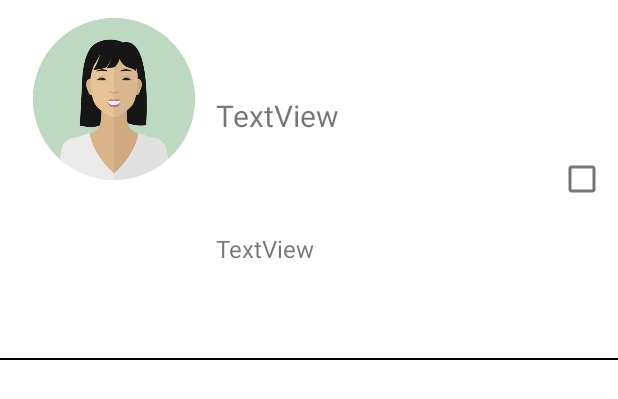
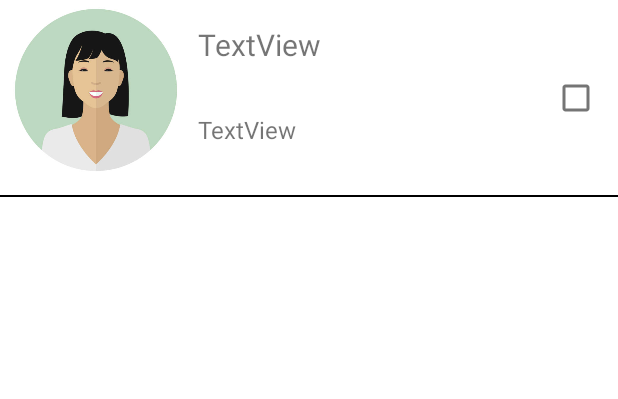
Before and after one commit to shonhazan123/Android-StudentApp, an Android app: the layout student_list_row.xml on its own in the app's theme, with its tools: preview values and no code run, on a phone screen of 412 x 824 dp. Shown: the top 399 px of the screen. Run offline under Robolectric (Android 15) with nearby library versions, the phone set to English and light mode, and no system bars.

Commit message:
final project

```diff
--- a/app/src/main/java/com/example/daniel_shon_studenapp/MainActivity.java
+++ b/app/src/main/java/com/example/daniel_shon_studenapp/MainActivity.java
@@ -1,6 +1,8 @@
 package com.example.daniel_shon_studenapp;
 
 import androidx.appcompat.app.AppCompatActivity;
+
+import com.example.daniel_shon_studenapp.Model.Model;
 
 import android.content.Intent;
 import android.os.Bundle;
@@ -13,7 +15,6 @@ public class MainActivity extends AppCompatActivity {
         super.onCreate(savedInstanceState);
         setContentView(R.layout.activity_main);
         Button btn = findViewById(R.id.main_add_student_btn);
-
         btn.setOnClickListener(view -> {
             Intent intent = new Intent(this,AddStudentActivity.class);
             startActivity(intent);
--- a/app/src/main/res/layout/activity_student_recycler_list.xml
+++ b/app/src/main/res/layout/activity_student_recycler_list.xml
@@ -19,12 +19,12 @@
         android:id="@+id/studentRecycler_add_btn2"
         android:layout_width="72dp"
         android:layout_height="65dp"
-        android:layout_marginBottom="92dp"
+        android:layout_marginBottom="16dp"
         android:background="@android:color/transparent"
         android:scaleType="fitCenter"
         app:layout_constraintBottom_toBottomOf="parent"
         app:layout_constraintEnd_toEndOf="parent"
-        app:layout_constraintHorizontal_bias="0.923"
+        app:layout_constraintHorizontal_bias="0.952"
         app:layout_constraintStart_toStartOf="parent"
         app:srcCompat="@android:drawable/ic_input_add" />
 </androidx.constraintlayout.widget.ConstraintLayout>
--- a/app/src/main/res/layout/student_list_row.xml
+++ b/app/src/main/res/layout/student_list_row.xml
@@ -1,31 +1,32 @@
 <?xml version="1.0" encoding="utf-8"?>
 <androidx.constraintlayout.widget.ConstraintLayout xmlns:android="http://schemas.android.com/apk/res/android"
     xmlns:app="http://schemas.android.com/apk/res-auto"
+    xmlns:tools="http://schemas.android.com/tools"
     android:layout_width="match_parent"
-    android:layout_height="match_parent">
+    android:layout_height="wrap_content">
 
     <View
         android:id="@+id/view"
         android:layout_width="match_parent"
         android:layout_height="1dp"
-        android:layout_marginBottom="584dp"
+        android:layout_marginTop="10dp"
         android:background="#000000"
         app:layout_constraintBottom_toBottomOf="parent"
         app:layout_constraintEnd_toEndOf="parent"
         app:layout_constraintHorizontal_bias="0.0"
-        app:layout_constraintStart_toStartOf="parent" />
+        app:layout_constraintStart_toStartOf="parent"
+        app:layout_constraintTop_toBottomOf="@+id/student_img" />
 
     <ImageView
         android:id="@+id/student_img"
         android:layout_width="120dp"
         android:layout_height="120dp"
-        android:layout_marginStart="16dp"
-        android:layout_marginTop="4dp"
+        android:layout_marginStart="4dp"
         android:background="@drawable/istockphoto_1176363686_612x612"
-        app:layout_constraintBottom_toBottomOf="@+id/view"
+        app:layout_constraintBottom_toBottomOf="parent"
         app:layout_constraintStart_toStartOf="parent"
         app:layout_constraintTop_toTopOf="parent"
-        app:layout_constraintVertical_bias="0.019"
+        app:layout_constraintVertical_bias="0.0"
         app:srcCompat="@drawable/istockphoto_1176363686_612x612" />
 
     <TextView
@@ -33,11 +34,11 @@
         android:layout_width="0dp"
         android:layout_height="wrap_content"
         android:layout_marginStart="8dp"
+        android:layout_marginTop="32dp"
         android:text="TextView"
         android:textSize="16sp"
-        app:layout_constraintBottom_toBottomOf="@+id/view"
         app:layout_constraintEnd_toStartOf="@+id/student_list_row_cb"
-        app:layout_constraintHorizontal_bias="1.0"
+        app:layout_constraintHorizontal_bias="0.0"
         app:layout_constraintStart_toEndOf="@+id/student_img"
         app:layout_constraintTop_toBottomOf="@+id/student_list_row_name_tv" />
 
@@ -46,11 +47,11 @@
         android:layout_width="0dp"
         android:layout_height="wrap_content"
         android:layout_marginStart="8dp"
+        android:layout_marginTop="16dp"
         android:text="TextView"
         android:textSize="20sp"
-        app:layout_constraintBottom_toTopOf="@+id/student_list_row_id_tv"
         app:layout_constraintEnd_toStartOf="@+id/student_list_row_cb"
-        app:layout_constraintHorizontal_bias="1.0"
+        app:layout_constraintHorizontal_bias="0.0"
         app:layout_constraintStart_toEndOf="@+id/student_img"
         app:layout_constraintTop_toTopOf="parent" />
 
@@ -58,9 +59,11 @@
         android:id="@+id/student_list_row_cb"
         android:layout_width="wrap_content"
         android:layout_height="wrap_content"
+        android:layout_marginEnd="4dp"
         android:focusable="false"
         app:layout_constraintBottom_toTopOf="@+id/view"
         app:layout_constraintEnd_toEndOf="parent"
-        app:layout_constraintTop_toTopOf="parent" />
+        app:layout_constraintTop_toTopOf="parent"
+        app:layout_constraintVertical_bias="0.506" />
 
 </androidx.constraintlayout.widget.ConstraintLayout>
```
Also changed, not shown: app/src/main/AndroidManifest.xml (+17 -5 lines), app/src/main/java/com/example/daniel_shon_studenapp/StudentRecyclerList.java (+6 -6 lines).
